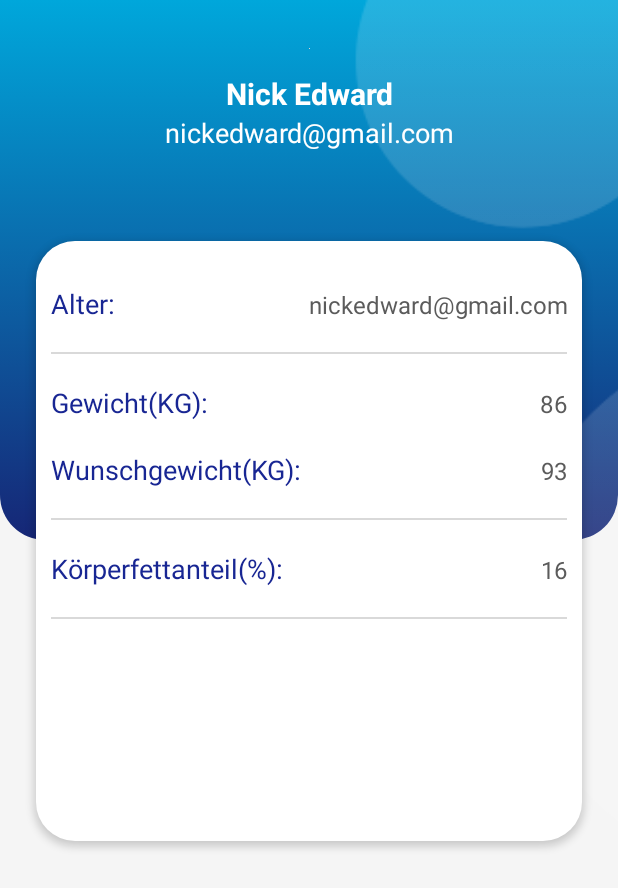
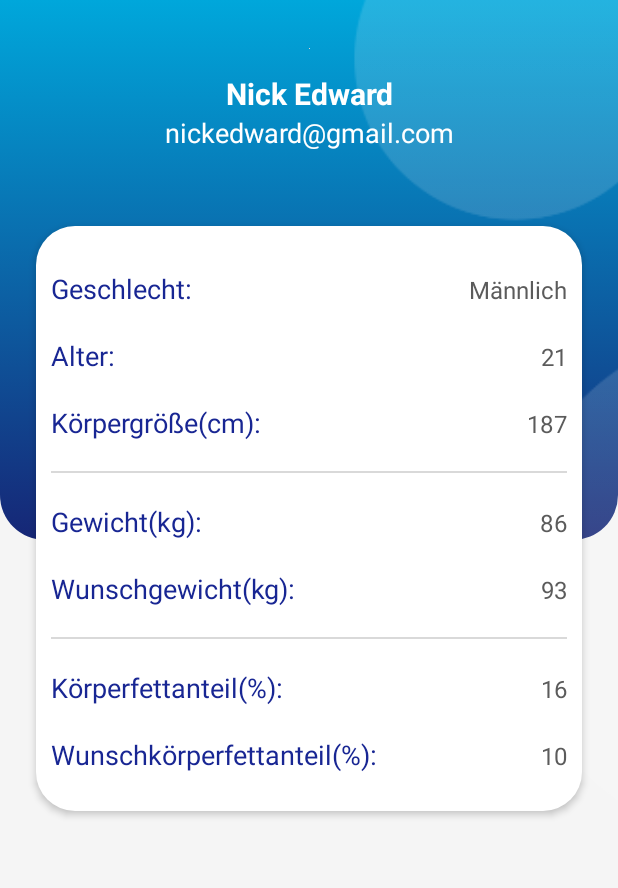
Before and after one commit to Kantholzwerfer/FlexVideoTM, an Android app: the layout fragment_profile.xml on its own in the app's theme, with its tools: preview values and no code run, on a phone screen of 412 x 824 dp. Shown: the top 888 px of the screen. Run offline under Robolectric (Android 15) with nearby library versions, the light colour scheme and no system bars.

Commit message:
- Profilupdate

```diff
--- a/app/src/main/res/layout/fragment_profile.xml
+++ b/app/src/main/res/layout/fragment_profile.xml
@@ -87,9 +87,9 @@
 
                     <LinearLayout
                         android:layout_width="match_parent"
-                        android:layout_height="400dp"
+                        android:layout_height="390dp"
                         android:layout_marginStart="24dp"
-                        android:layout_marginTop="60dp"
+                        android:layout_marginTop="50dp"
                         android:layout_marginEnd="24dp"
                         android:layout_marginBottom="24dp"
                         android:background="@drawable/white_background"
@@ -131,6 +131,33 @@
                             android:orientation="horizontal">
 
                             <TextView
+                                android:id="@+id/textViewGeschlecht"
+                                android:layout_width="wrap_content"
+                                android:layout_height="wrap_content"
+                                android:layout_weight="1"
+                                android:text="Geschlecht:"
+                                android:textColor="#182693"
+                                android:textSize="18sp" />
+
+                            <TextView
+                                android:id="@+id/textViewGeschlechtWert"
+                                android:layout_width="wrap_content"
+                                android:layout_height="wrap_content"
+                                android:layout_weight="1"
+                                android:text="Männlich"
+                                android:textAlignment="viewEnd"
+                                android:textColor="#5B5B5B"
+                                android:textSize="16sp" />
+
+                        </LinearLayout>
+
+                        <LinearLayout
+                            android:layout_width="match_parent"
+                            android:layout_height="wrap_content"
+                            android:layout_margin="10dp"
+                            android:orientation="horizontal">
+
+                            <TextView
                                 android:id="@+id/textViewAlter"
                                 android:layout_width="wrap_content"
                                 android:layout_height="wrap_content"
@@ -144,11 +171,37 @@
                                 android:layout_width="wrap_content"
                                 android:layout_height="wrap_content"
                                 android:layout_weight="1"
-                                android:text="nickedward@gmail.com"
+                                android:text="21"
+                                android:textAlignment="viewEnd"
                                 android:textColor="#5B5B5B"
-                                android:textSize="16sp"
+                                android:textSize="16sp" />
+
+                        </LinearLayout>
+
+                        <LinearLayout
+                            android:layout_width="match_parent"
+                            android:layout_height="wrap_content"
+                            android:layout_margin="10dp"
+                            android:orientation="horizontal">
+
+                            <TextView
+                                android:id="@+id/textViewGroesse"
+                                android:layout_width="wrap_content"
+                                android:layout_height="wrap_content"
+                                android:layout_weight="1"
+                                android:text="Körpergröße(cm):"
+                                android:textColor="#182693"
+                                android:textSize="18sp" />
+
+                            <TextView
+                                android:id="@+id/textViewGroesseWert"
+                                android:layout_width="wrap_content"
+                                android:layout_height="wrap_content"
+                                android:layout_weight="1"
+                                android:text="187"
                                 android:textAlignment="viewEnd"
-                                />
+                                android:textColor="#5B5B5B"
+                                android:textSize="16sp" />
 
                         </LinearLayout>
 
@@ -156,8 +209,8 @@
                             android:id="@+id/view"
                             android:layout_width="match_parent"
                             android:layout_height="1dp"
-                            android:background="#D9D9D9"
-                            android:layout_margin="10dp" />
+                            android:layout_margin="10dp"
+                            android:background="#D9D9D9" />
 
                         <LinearLayout
                             android:layout_width="match_parent"
@@ -170,7 +223,7 @@
                                 android:layout_width="wrap_content"
                                 android:layout_height="wrap_content"
                                 android:layout_weight="1"
-                                android:text="Gewicht(KG):"
+                                android:text="Gewicht(kg):"
                                 android:textColor="#182693"
                                 android:textSize="18sp" />
 
@@ -197,7 +250,7 @@
                                 android:layout_width="wrap_content"
                                 android:layout_height="wrap_content"
                                 android:layout_weight="1"
-                                android:text="Wunschgewicht(KG):"
+                                android:text="Wunschgewicht(kg):"
                                 android:textColor="#182693"
                                 android:textSize="18sp" />
 
@@ -247,12 +300,33 @@
 
                         </LinearLayout>
 
-                        <View
-                            android:id="@+id/view4"
+                        <LinearLayout
                             android:layout_width="match_parent"
-                            android:layout_height="1dp"
+                            android:layout_height="wrap_content"
                             android:layout_margin="10dp"
-                            android:background="#D9D9D9" />
+                            android:orientation="horizontal">
+
+                            <TextView
+                                android:id="@+id/textViewWunschKoerperfettanteil"
+                                android:layout_width="wrap_content"
+                                android:layout_height="wrap_content"
+                                android:layout_weight="1"
+                                android:text="Wunschkörperfettanteil(%):"
+                                android:textColor="#182693"
+                                android:textSize="18sp" />
+
+                            <TextView
+                                android:id="@+id/textViewWunschKoerperfettanteilWert"
+                                android:layout_width="wrap_content"
+                                android:layout_height="wrap_content"
+                                android:layout_weight="1"
+                                android:text="10"
+                                android:textAlignment="viewEnd"
+                                android:textColor="#5B5B5B"
+                                android:textSize="16sp" />
+
+                        </LinearLayout>
+
                     </LinearLayout>
 
                 </androidx.constraintlayout.widget.ConstraintLayout>
```
